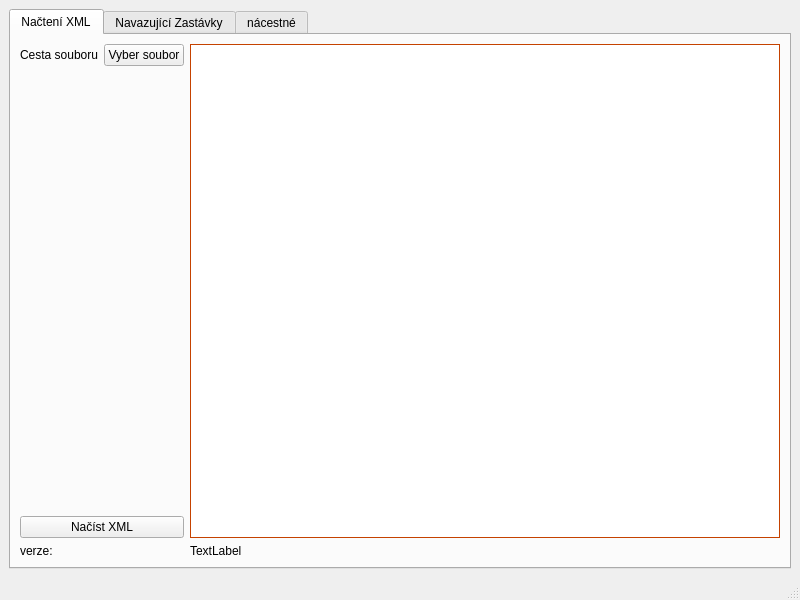
The window that mainwindow.ui (frutabruta/RopidXmlTools) describes before a commit, drawn with Qt 5.
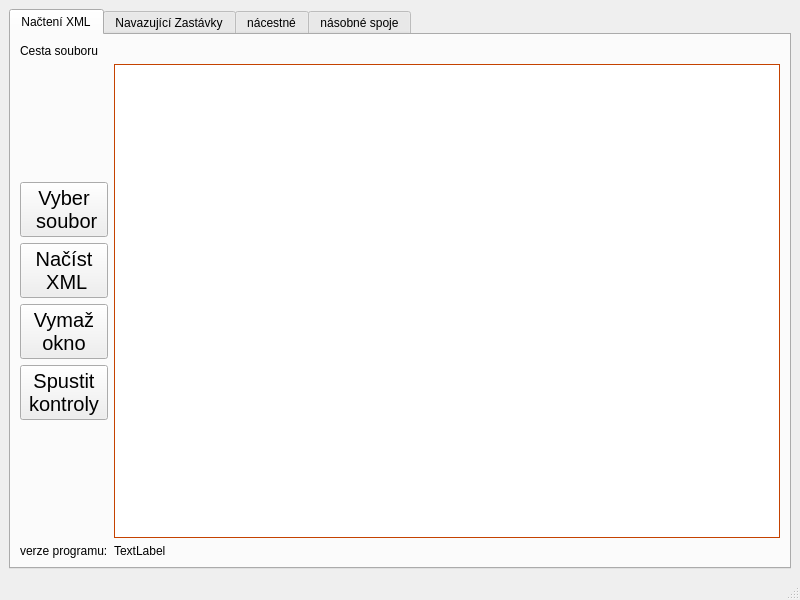
The same window after the commit.

Commit message: - změna gui - celkový test - kontrola vícenásobných spojů

Patch:
```diff
--- a/mainwindow.ui
+++ b/mainwindow.ui
@@ -31,7 +31,7 @@
         <string>Načtení XML</string>
        </attribute>
        <layout class="QGridLayout" name="gridLayout_2">
-        <item row="0" column="1" rowspan="4">
+        <item row="1" column="1" rowspan="5">
          <widget class="QTextEdit" name="textEdit_vypisChyb">
           <property name="palette">
            <palette>
@@ -106,47 +106,91 @@
          </widget>
         </item>
         <item row="3" column="0">
-         <widget class="QPushButton" name="pushButton_start">
+         <widget class="QPushButton" name="pushButton_clear">
+          <property name="font">
+           <font>
+            <pointsize>15</pointsize>
+           </font>
+          </property>
           <property name="text">
-           <string>Načíst XML</string>
+           <string>Vymaž
+okno</string>
           </property>
          </widget>
         </item>
-        <item row="0" column="0">
-         <layout class="QHBoxLayout" name="horizontalLayout">
-          <item>
-           <widget class="QLabel" name="label_xmlPath">
-            <property name="text">
-             <string>Cesta souboru</string>
-            </property>
-           </widget>
-          </item>
+        <item row="7" column="0">
+         <widget class="QLabel" name="label_3">
+          <property name="sizePolicy">
+           <sizepolicy hsizetype="Maximum" vsizetype="Maximum">
+            <horstretch>0</horstretch>
+            <verstretch>0</verstretch>
+           </sizepolicy>
+          </property>
+          <property name="text">
+           <string>verze programu:</string>
+          </property>
+         </widget>
+        </item>
+        <item row="2" column="0">
+         <layout class="QVBoxLayout" name="verticalLayout_2">
           <item>
            <widget class="QPushButton" name="pushButton_selectFile">
+            <property name="font">
+             <font>
+              <pointsize>15</pointsize>
+             </font>
+            </property>
             <property name="text">
-             <string>Vyber soubor</string>
+             <string>Vyber
+ soubor</string>
+            </property>
+           </widget>
+          </item>
+          <item>
+           <widget class="QPushButton" name="pushButton_start">
+            <property name="font">
+             <font>
+              <pointsize>15</pointsize>
+             </font>
+            </property>
+            <property name="text">
+             <string>Načíst 
+ XML</string>
             </property>
            </widget>
           </item>
          </layout>
         </item>
-        <item row="4" column="1">
+        <item row="4" column="0">
+         <widget class="QPushButton" name="pushButton_vsechnyTesty">
+          <property name="font">
+           <font>
+            <pointsize>15</pointsize>
+           </font>
+          </property>
+          <property name="text">
+           <string>Spustit
+kontroly</string>
+          </property>
+         </widget>
+        </item>
+        <item row="7" column="1">
          <widget class="QLabel" name="label_verze">
           <property name="text">
            <string>TextLabel</string>
           </property>
          </widget>
         </item>
-        <item row="4" column="0">
-         <widget class="QLabel" name="label_3">
+        <item row="0" column="0" colspan="2">
+         <widget class="QLabel" name="label_xmlPath">
           <property name="sizePolicy">
-           <sizepolicy hsizetype="Maximum" vsizetype="Maximum">
+           <sizepolicy hsizetype="Preferred" vsizetype="Maximum">
             <horstretch>0</horstretch>
             <verstretch>0</verstretch>
            </sizepolicy>
           </property>
           <property name="text">
-           <string>verze:</string>
+           <string>Cesta souboru</string>
           </property>
          </widget>
         </item>
@@ -204,6 +248,30 @@
         </item>
        </layout>
       </widget>
+      <widget class="QWidget" name="tab">
+       <attribute name="title">
+        <string>násobné spoje</string>
+       </attribute>
+       <layout class="QGridLayout" name="gridLayout_5">
+        <item row="0" column="0">
+         <widget class="QLabel" name="label_4">
+          <property name="text">
+           <string>Vypíše seznam spojů, které se vyskytují víckrát (několik platností)</string>
+          </property>
+         </widget>
+        </item>
+        <item row="1" column="0">
+         <widget class="QTableView" name="tableView_nasobneSpoje"/>
+        </item>
+        <item row="2" column="0">
+         <widget class="QPushButton" name="pushButton_nasobneSpoje">
+          <property name="text">
+           <string>Spustit</string>
+          </property>
+         </widget>
+        </item>
+       </layout>
+      </widget>
      </widget>
     </item>
    </layout>
```
The commit also changes 5 other files.
